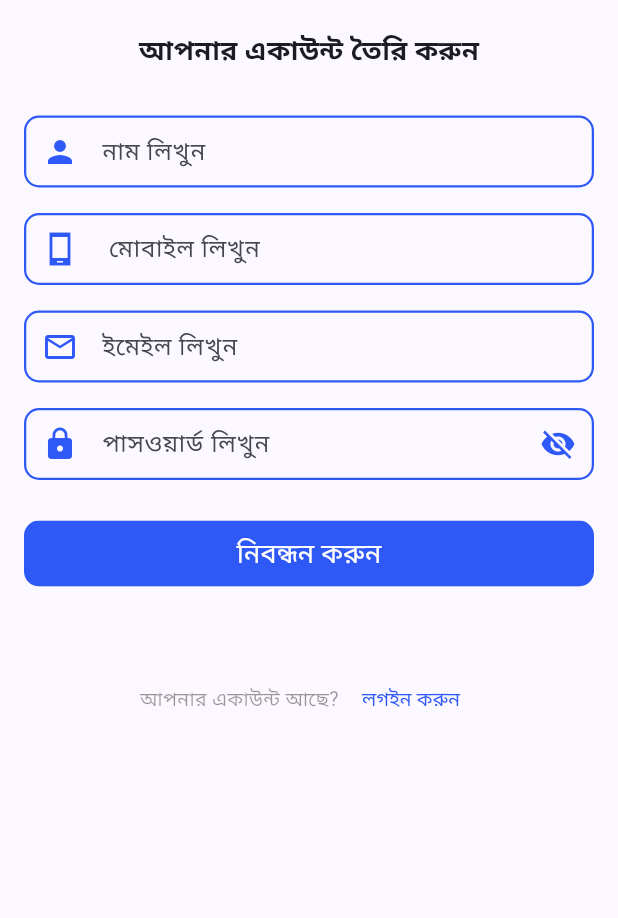
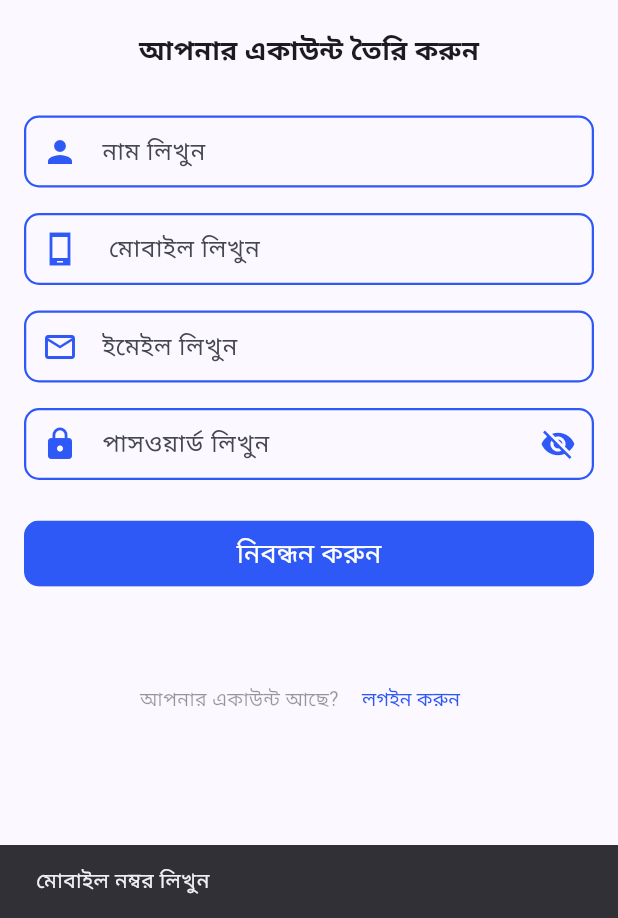
Before and after one commit to F-Reza/Amar_Hisab, a Flutter app: the RegisterPage screen opened by its route, after a tap on "নিবন্ধন করুন", on a phone screen of 412 x 824 dp, the part 318-1236 px from its top. Run offline on Flutter 3.47's test engine with Material 3 defaults, Android fonts, the phone set to English and light mode, and no system bars; our stand-ins replace image_picker, syncfusion_flutter_charts.

Commit message:
Fix Register Page

```diff
--- a/lib/screens/login_page.dart
+++ b/lib/screens/login_page.dart
@@ -22,24 +22,15 @@ class _LoginPageState extends State<LoginPage> {
       ScaffoldMessenger.of(context).showSnackBar(
         SnackBar(content: Text('মোবাইল নম্বর লিখুন')),
       );
-    }
-    else if (mobileController.text.length != 11) {
+    } else if (mobileController.text.length != 11) {
       ScaffoldMessenger.of(context).showSnackBar(
         SnackBar(content: Text('সঠিক মোবাইল নম্বর লিখুন')),
       );
-    }
-
-    else if (passwordController.text.isEmpty) {
+    } else if (passwordController.text.isEmpty) {
       ScaffoldMessenger.of(context).showSnackBar(
         SnackBar(content: Text('পাসওয়ার্ড লিখুন')),
       );
-    }
-    else if (passwordController.text.length < 6) {
-      ScaffoldMessenger.of(context).showSnackBar(
-        SnackBar(content: Text('পাসওয়ার্ড ৬ অক্ষরের বেশি হতে হবে')),
-      );
-    }
-    else {
+    } else {
       Navigator.pushReplacementNamed(context, HomePage.routeName);
     }
 
--- a/lib/screens/register_page.dart
+++ b/lib/screens/register_page.dart
@@ -1,5 +1,7 @@
 import 'package:flutter/material.dart';
 import 'package:flutter/services.dart';
+
+import 'home_page.dart';
 
 class RegisterPage extends StatefulWidget {
   static const String routeName = '/register';
@@ -16,8 +18,30 @@ class _RegisterPageState extends State<RegisterPage> {
   final passwordController = TextEditingController();
   bool isObscureText = true;
 
-  void loginUser() async {
-    //
+  void registerUser() async {
+    if (mobileController.text.isEmpty) {
+      ScaffoldMessenger.of(context).showSnackBar(
+        SnackBar(content: Text('মোবাইল নম্বর লিখুন')),
+      );
+    } else if (mobileController.text.length != 11) {
+      ScaffoldMessenger.of(context).showSnackBar(
+        SnackBar(content: Text('সঠিক মোবাইল নম্বর লিখুন')),
+      );
+    } else if (emailController.text.length != 11) {
+      ScaffoldMessenger.of(context).showSnackBar(
+        SnackBar(content: Text('ইমেইল লিখুন')),
+      );
+    } else if (passwordController.text.isEmpty) {
+      ScaffoldMessenger.of(context).showSnackBar(
+        SnackBar(content: Text('পাসওয়ার্ড লিখুন')),
+      );
+    } else if (passwordController.text.length < 6) {
+      ScaffoldMessenger.of(context).showSnackBar(
+        SnackBar(content: Text('পাসওয়ার্ড ৬ অক্ষরের বেশি হতে হবে')),
+      );
+    } else {
+      Navigator.pushReplacementNamed(context, HomePage.routeName);
+    }
   }
 
   @override
@@ -197,7 +221,7 @@ class _RegisterPageState extends State<RegisterPage> {
                   borderRadius: BorderRadius.circular(10),
                 ),
                 child: MaterialButton(
-                  onPressed: loginUser,
+                  onPressed: registerUser,
                   color: const Color(0xFF2f59f6),
                   child: Text(
                     'নিবন্ধন করুন',
```
